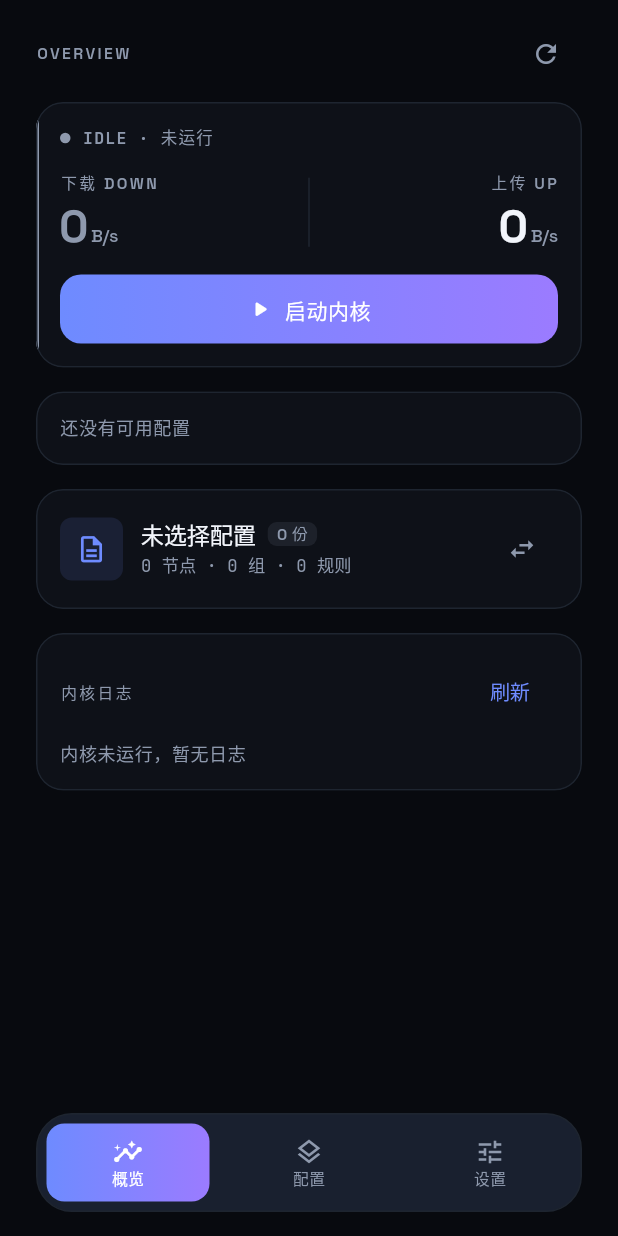
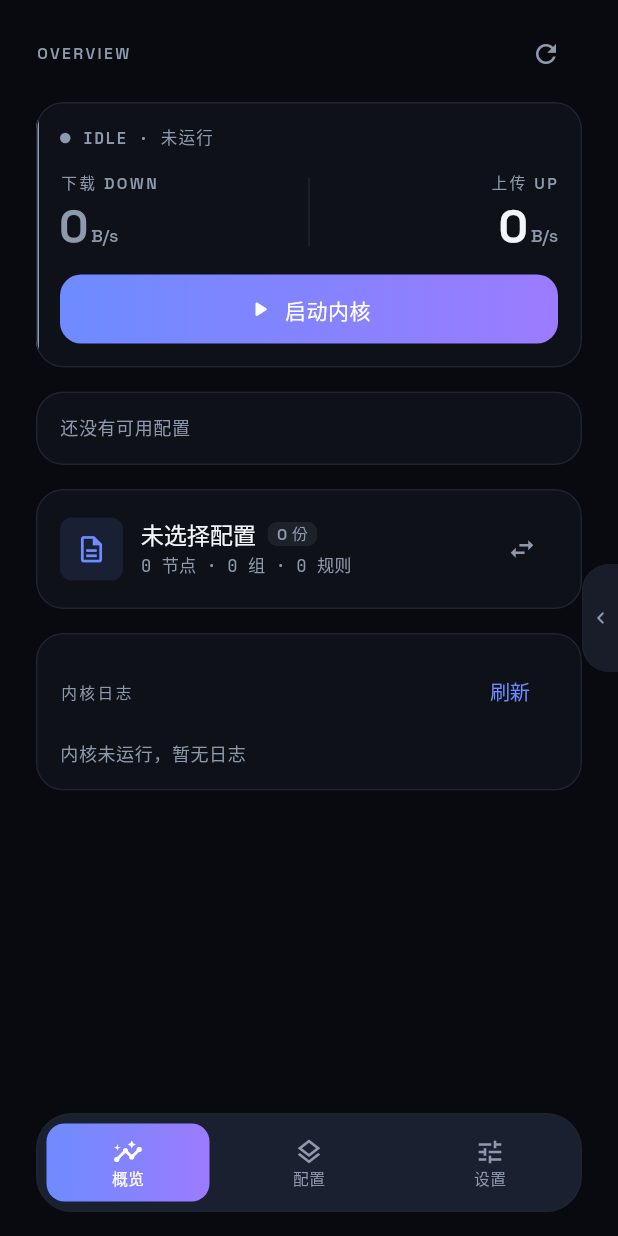
Before and after one commit to yurin7/ClashDeck, a Flutter app: the screen it shows after launch, on a phone screen of 412 x 824 dp. Run offline on Flutter 3.47's test engine with Material 3 defaults, Android fonts, the phone set to English and light mode, and no system bars; our stand-ins replace file_picker, material_ui, package_info_plus, yaml, yaml_edit.

Commit message:
feat(pulse): 概览右缘手势带打开抽屉，中部横滑恢复翻页

```diff
--- a/lib/ui/app_shell.dart
+++ b/lib/ui/app_shell.dart
@@ -28,6 +28,7 @@ import 'sheets.dart';
 import 'theme.dart';
 import 'widgets.dart';
 import 'widgets/horizontal_drag.dart';
+import 'widgets/pulse_edge_handle.dart';
 import 'navigation.dart';
 import './widgets/text_input_dialog.dart';
 import 'motion.dart';
@@ -695,14 +696,9 @@ class _AppShellState extends State<AppShell>
                 scale: 1 - 0.02 * _pulseReveal.value,
                 child: child,
               ),
-              child: HorizontalDragArea(
-                behavior: HitTestBehavior.translucent,
-                onStart: _index == 0 ? _onPulseDragStart : null,
-                onUpdate: _index == 0 ? _onPulseDragUpdate : null,
-                onEnd: _index == 0 ? _onPulseDragEnd : null,
               child: PageView(
                 controller: _pager,
-                  physics: pulsePagerPhysics(_index),
+                physics: const PageScrollPhysics(),
                 onPageChanged: (i) => setState(() => _index = i),
                 children: [
                   _KeepAlivePage(
@@ -753,6 +749,21 @@ class _AppShellState extends State<AppShell>
                   ),
                 ],
               ),
+            ),
+            // 概览页右缘：只有起手落在右缘手势带里、且向左拖时才拉抽屉；
+            // 屏幕中部仍是 PageView 翻页，互不抢手势。
+            if (!_pulseOpen && _index == 0)
+              Positioned(
+                top: 0,
+                bottom: 0,
+                right: 0,
+                width: kPulseEdgeBandWidth,
+                child: HorizontalDragArea(
+                  behavior: HitTestBehavior.opaque,
+                  onStart: _onPulseDragStart,
+                  onUpdate: _onPulseDragUpdate,
+                  onEnd: _onPulseDragEnd,
+                  child: const PulseEdgeHandle(),
                 ),
               ),
             Positioned(
--- a/lib/ui/pulse_entry.dart
+++ b/lib/ui/pulse_entry.dart
@@ -1,5 +1,3 @@
-import 'package:material_ui/material_ui.dart';
-
 /// Pulse 抽屉占屏宽的比例（右侧面板 80%，左侧露出 20% 概览）。
 const double kPulseDrawerWidthFactor = 0.8;
 
@@ -30,9 +28,20 @@ bool pulseDrawerShouldClose({
   required double velocity,
 }) => progress < 0.65 || velocity > 300;
 
-/// PageView 的滚动物理：概览页（第 0 页）固定关闭横向滚动，
-/// 否则左滑会被 PageView 的手势竞技场吃掉，抽屉永远打不开。
-/// 配置页 / 设置页保留左右滑。
-ScrollPhysics pulsePagerPhysics(int index) => index == 0
-    ? const NeverScrollableScrollPhysics()
-    : const PageScrollPhysics();
+/// 概览页右缘的透明手势带宽度（从屏幕右缘往左算）。
+///
+/// 只有起手落在这条带子里才驱动抽屉；屏幕中部的左右滑仍然交给
+/// PageView 翻页，两者不再抢手势。
+const double kPulseEdgeBandWidth = 28;
+
+/// 右缘把手宽度：可见但低调，提示用户「这里可以往左滑」。
+const double kPulseEdgeHandleWidth = 24;
+
+/// 起手点是否落在右缘手势带内。
+bool pulseEdgeDragStarts({
+  required double startX,
+  required double screenWidth,
+}) {
+  if (screenWidth <= 0) return false;
+  return startX >= screenWidth - kPulseEdgeBandWidth;
+}
--- /dev/null
+++ b/lib/ui/widgets/pulse_edge_handle.dart
@@ -0,0 +1,40 @@
+import 'package:material_ui/material_ui.dart';
+
+import '../pulse_entry.dart';
+import '../theme.dart';
+
+/// 概览页右缘的「拉出 Pulse」提示把手。
+///
+/// 只是一块可见但低调的竖条 + 小箭头：真正的手势由外面 28dp 宽的
+/// `HorizontalDragArea` 接管，用户从屏幕右缘往左滑即可拉出抽屉。
+class PulseEdgeHandle extends StatelessWidget {
+  const PulseEdgeHandle({super.key});
+
+  @override
+  Widget build(BuildContext context) {
+    final scheme = Theme.of(context).colorScheme;
+    return Align(
+      alignment: Alignment.centerRight,
+      child: Container(
+        width: kPulseEdgeHandleWidth,
+        height: 72,
+        decoration: BoxDecoration(
+          color: scheme.surfaceContainerHighest.withValues(alpha: 0.6),
+          borderRadius: const BorderRadius.horizontal(
+            left: Radius.circular(Radiuses.lg),
+          ),
+          border: Border(
+            left: BorderSide(
+              color: scheme.outlineVariant.withValues(alpha: 0.7),
+            ),
+          ),
+        ),
+        child: Icon(
+          Icons.chevron_left_rounded,
+          size: 16,
+          color: scheme.onSurfaceVariant,
+        ),
+      ),
+    );
+  }
+}
```
Also changed, not shown: 3 other files. Lines whose indentation alone changed are shown as unchanged.
